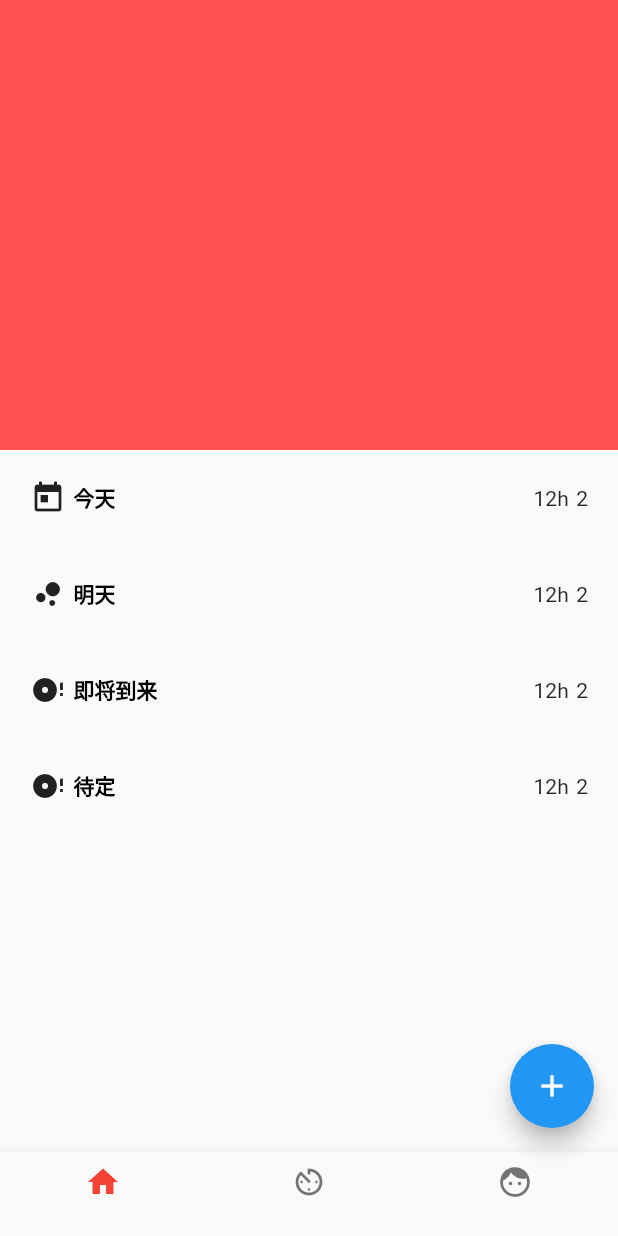
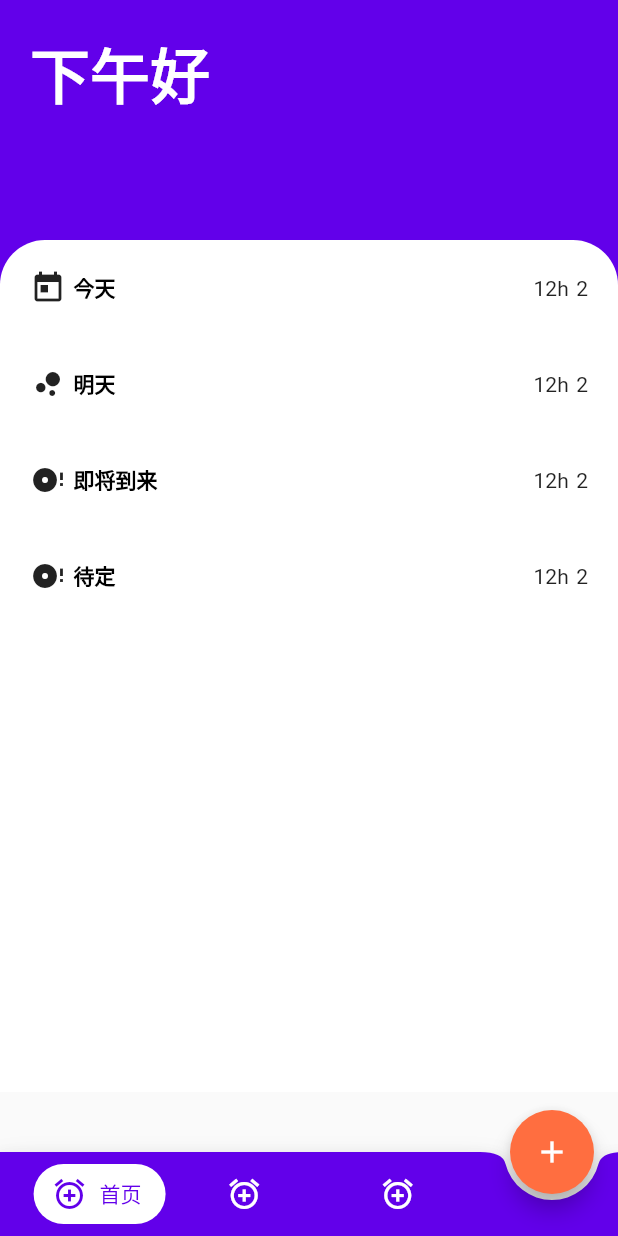
Before and after one commit to ChrisYhP/tomato-flutter, a Flutter app: the screen it shows after launch, on a phone screen of 412 x 824 dp. Run offline on Flutter 3.47's test engine with Material 2 defaults, Android fonts, the phone set to English and light mode, and no system bars; missing offline and left inert: qr_mobile_vision.

Commit message:
底部导航栏

```diff
--- a/lib/main.dart
+++ b/lib/main.dart
@@ -1,5 +1,4 @@
 import 'package:flutter/material.dart';
-// import './scanCode.dart';
 
 void main() {
   runApp(MyApp());
@@ -11,7 +10,7 @@ class MyApp extends StatelessWidget {
     return MaterialApp(
       title: 'Flutter',
       theme: ThemeData(
-        primarySwatch: Colors.blue,
+        primaryColor: Colors.deepPurpleAccent[700],
         visualDensity: VisualDensity.adaptivePlatformDensity,
       ),
       home: MyHomePage(),
@@ -31,7 +30,7 @@ class MyHomePage extends StatefulWidget {
 
 
 class _MyHomePageState extends State<MyHomePage> {
-
+  int index = 0;
   List taskItems =  [
     {'name': '今天', 'icon': Icon(Icons.today)},
     {'name': '明天', 'icon': Icon(Icons.bubble_chart)},
@@ -49,40 +48,85 @@ class _MyHomePageState extends State<MyHomePage> {
       body: Center(
         child: Column(
           children: <Widget>[
-            ConstrainedBox(
-              constraints: BoxConstraints(
-                minWidth: double.infinity,
-                minHeight: 300
-              ),
-              child: Container(
-                alignment: Alignment.center,
-                color: Colors.redAccent,
-                child: Container()
+            Container(
+              width: double.infinity,
+              height: 200,
+              color: Colors.deepPurpleAccent[700],
+              child: Padding(
+                padding: const EdgeInsets.all(20.0),
+                child: Text('下午好', style: TextStyle(color: Colors.white, fontSize: 40, fontWeight: FontWeight.w800),),
               ),
             ),
             Expanded(
-              child: ListView(
-                children: taskItems.map((f) => TaskItem(taskdata: f)).toList(),
+              child: Transform.translate(
+                offset: Offset(0, -40),
+                child: Container(
+                  height: double.infinity,
+                  decoration: BoxDecoration(
+                    color: Colors.white,
+                    borderRadius: BorderRadius.only(topLeft: Radius.circular(30), topRight: Radius.circular(30))
+                  ),
+                  child: ListView(
+                    children: taskItems.map((f) => TaskItem(taskdata: f)).toList(),
+                  ),
+                ),
               )
             )
           ],
         ),
       ),
       floatingActionButton: FloatingActionButton(
+        backgroundColor: Colors.deepOrangeAccent,
         onPressed: _onPress,
-        tooltip: 'Increment',
-        child: Icon(Icons.add),
+        tooltip: '新增',
+        child: Icon(Icons.add, color: Colors.white,),
       ),
-      bottomNavigationBar: BottomNavigationBar(
-        fixedColor: Colors.red,
-        items: <BottomNavigationBarItem>[
-          BottomNavigationBarItem(
-            icon: Icon(Icons.home),
-            title: Container()
+      floatingActionButtonLocation: FloatingActionButtonLocation.endDocked,
+      bottomNavigationBar: BottomAppBar(
+        color: Colors.deepPurpleAccent[700],
+        shape: CircularNotchedRectangle(),
+        child: Padding(
+          padding: const EdgeInsets.all(8.0),
+          child: Row(
+            children: [
+              Container(
+                height: 40,
+                decoration: BoxDecoration(
+                  color:  Colors.white,
+                  borderRadius: BorderRadius.circular(30)
+                ),
+                child: FlatButton.icon(
+                  label: index == 0 ? Text('首页', style: TextStyle(color: Colors.deepPurpleAccent[700]),) : Text(''),
+                  icon: Icon(Icons.add_alarm, color: Colors.deepPurpleAccent[700],),
+                ),
+              ),
+              Container(
+                height: 40,
+                decoration: BoxDecoration(
+                  color: index == 1 ? Colors.white : Colors.deepPurpleAccent[700],
+                  borderRadius: BorderRadius.circular(30)
+                ),
+                child: FlatButton.icon(
+                  label: index == 1 ? Text('首页', style: TextStyle(color: Colors.deepPurpleAccent[700]),) : Text(''),
+                  icon: Icon(Icons.add_alarm, color: Colors.white,),
+                ),
+              ),
+              Container(
+                height: 40,
+                decoration: BoxDecoration(
+                  color: index == 1 ? Colors.white : Colors.deepPurpleAccent[700],
+                  borderRadius: BorderRadius.circular(30)
+                ),
+                child: FlatButton.icon(
+                  label: index == 1 ? Text('首页', style: TextStyle(color: Colors.deepPurpleAccent[700]),) : Text(''),
+                  icon: Icon(Icons.add_alarm, color: Colors.white,),
+                ),
+              ),
+              SizedBox(width: 60,),
+            ],
+            mainAxisAlignment: MainAxisAlignment.spaceEvenly,
           ),
-          BottomNavigationBarItem(icon: Icon(Icons.av_timer), title: Container()),
-          BottomNavigationBarItem(icon: Icon(Icons.face), title: Container()),
-        ],
+        ),
       ),
     );
   }
--- a/pubspec.yaml
+++ b/pubspec.yaml
@@ -29,6 +29,7 @@ dependencies:
   # Use with the CupertinoIcons class for iOS style icons.
   cupertino_icons: ^0.1.3
   barcode_scan: ^3.0.1
+  qr_mobile_vision: ^1.0.1+1
 
 
 dev_dependencies:
```
Also changed, not shown: lib/scanCode.dart (+52 -45 lines), pubspec.lock, 7 other files.
